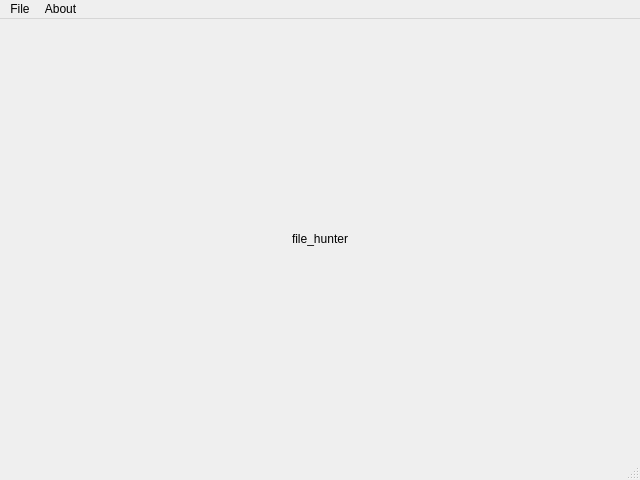
The window that python3/file_hunter/file_hunter__mainWindow.ui (Enyarion/playground) describes before a commit, drawn with Qt 5.
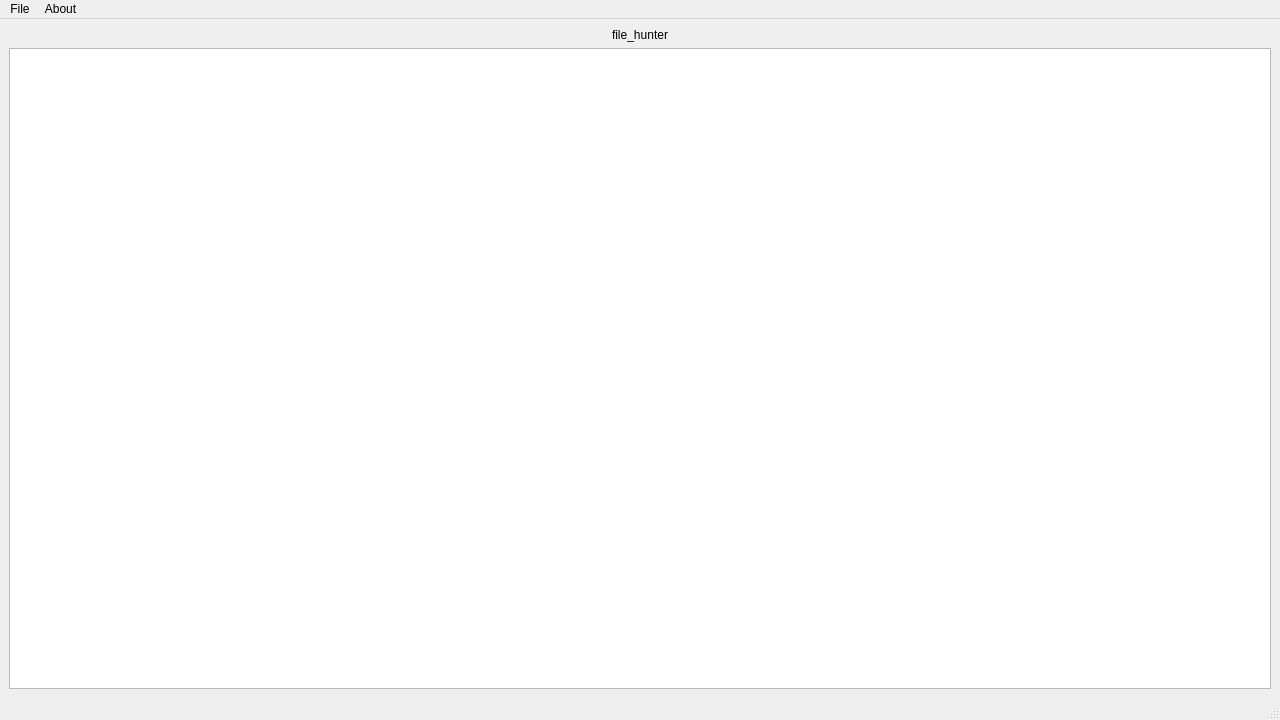
The same window after the commit.

Commit message: python3:file_hunter поигрался с QFileSystemModel

The edit to the form file:
```diff
--- a/python3/file_hunter/file_hunter__mainWindow.ui
+++ b/python3/file_hunter/file_hunter__mainWindow.ui
@@ -6,8 +6,8 @@
    <rect>
     <x>0</x>
     <y>0</y>
-    <width>640</width>
-    <height>480</height>
+    <width>1280</width>
+    <height>720</height>
    </rect>
   </property>
   <property name="windowTitle">
@@ -27,6 +27,9 @@
         </property>
        </widget>
       </item>
+      <item>
+       <widget class="QTreeView" name="treeView"/>
+      </item>
      </layout>
     </item>
    </layout>
@@ -36,7 +39,7 @@
     <rect>
      <x>0</x>
      <y>0</y>
-     <width>640</width>
+     <width>1280</width>
      <height>22</height>
     </rect>
    </property>
```
The commit also changes 1 other file.
